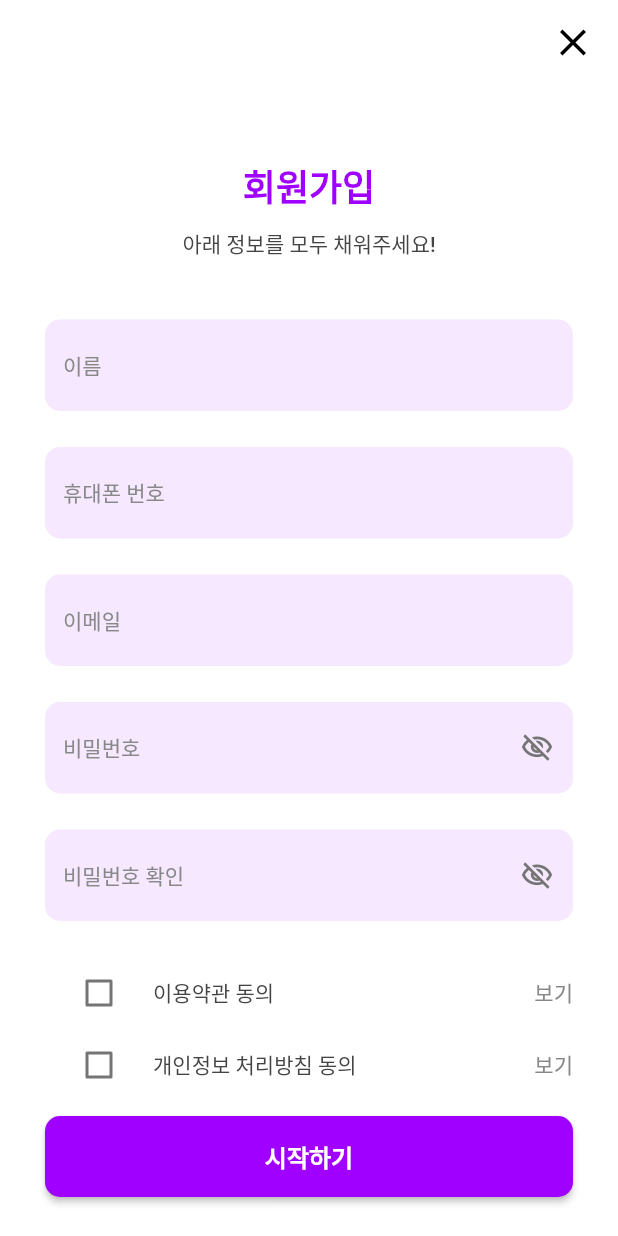
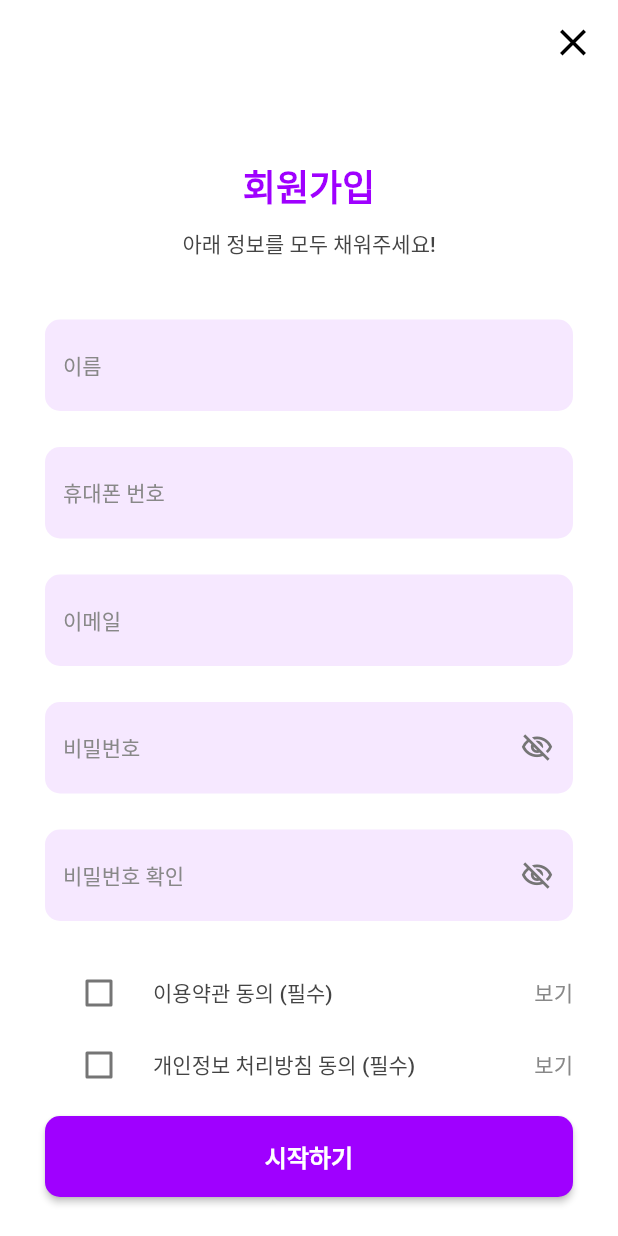
Before and after one commit to elliebae/pingpong4, a Flutter app: the screen it shows after launch, after a tap on "회원가입", on a phone screen of 412 x 824 dp. Run offline on Flutter 3.47's test engine with Material 2 defaults, Android fonts, the phone set to English and light mode, and no system bars; drawn by our look-alikes of auto_size_text; our stand-ins replace animated_splash_screen, built_collection, built_value, cloud_firestore, easy_debounce, firebase_analytics and 10 more; missing offline and left inert: json_path, onesignal_flutter; accounts and stored records are empty; generated files the repository leaves out were written again; Roboto replaces fonts that are missing (GmarketSans).

Commit message:
최종버전 (webhook 미포함)

```diff
--- a/lib/custom_code/actions/send_report_message.dart
+++ b/lib/custom_code/actions/send_report_message.dart
@@ -16,7 +16,7 @@ import 'package:http/http.dart' as http;
 Future<http.Response> sendReportMessage() async {
   return http.post(
     Uri.parse(
-        'https://hooks.slack.com/services/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'),
+        ''),
     headers: <String, String>{
       'Content-Type': 'application/json; charset=UTF-8',
     },
--- a/lib/custom_code/actions/send_slack_message.dart
+++ b/lib/custom_code/actions/send_slack_message.dart
@@ -16,7 +16,7 @@ import 'package:http/http.dart' as http;
 Future<http.Response> sendSlackMessage(String receiverPhoneNumber) async {
   return http.post(
     Uri.parse(
-        'https://hooks.slack.com/services/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'),
+        ''),
     headers: <String, String>{
       'Content-Type': 'application/json; charset=UTF-8',
     },
--- a/lib/main.dart
+++ b/lib/main.dart
@@ -13,24 +13,21 @@ import 'package:pingpong4/home_page/home_page_widget.dart';
 import 'flutter_flow/flutter_flow_theme.dart';
 
 import 'package:onesignal_flutter/onesignal_flutter.dart';
+import 'package:animated_splash_screen/animated_splash_screen.dart';
 
 void main() async {
   WidgetsFlutterBinding.ensureInitialized();
   await Firebase.initializeApp();
 
+  //Remove this method to stop OneSignal Debugging
   OneSignal.shared.setLogLevel(OSLogLevel.verbose, OSLogLevel.none);
 
   OneSignal.shared.setAppId("e5279be4-e90b-4cce-aa4d-c582afe89e57");
 
-// // The promptForPushNotificationsWithUserResponse function will show the iOS push notification prompt. We recommend removing the following code and instead using an In-App Message to prompt for notification permission
-//   OneSignal.shared.promptUserForPushNotificationPermission().then((accepted) {
-//     print("Accepted permission: $accepted");
-//   });
-
-  // OneSignal.shared.init("YOUR ONESIGNAL APP ID", iOSSettings: {
-  //   OSiOSSettings.autoPrompt: false,
-  //   OSiOSSettings.inAppLaunchUrl: false
-  // });
+// The promptForPushNotificationsWithUserResponse function will show the iOS push notification prompt. We recommend removing the following code and instead using an In-App Message to prompt for notification permission
+  OneSignal.shared.promptUserForPushNotificationPermission().then((accepted) {
+    print("Accepted permission: $accepted");
+  });
 
   runApp(MyApp());
 }
@@ -76,19 +73,14 @@ class _MyAppState extends State<MyApp> {
       ],
       supportedLocales: const [Locale('en', '')],
       theme: ThemeData(primarySwatch: Colors.blue),
-      home: initialUser == null || displaySplashImage
-          ? Container(
-              color: Colors.transparent,
-              child: Builder(
-                builder: (context) => Image.asset(
-                  'assets/images/splash_screen_v1.gif',
-                  fit: BoxFit.cover,
-                ),
-              ),
-            )
-          : currentUser.loggedIn
-              ? HomePageWidget()
-              : LandingPageWidget(),
+      home: AnimatedSplashScreen(
+        splash: Image.asset(
+          'assets/images/splash_screen_v1.gif',
+        ),
+        splashIconSize: double.maxFinite,
+        backgroundColor: Color(0x9F00FF),
+        nextScreen: currentUser.loggedIn ? HomePageWidget() : LandingPageWidget(),
+        )
     );
   }
 }
--- a/lib/signup/signup_widget.dart
+++ b/lib/signup/signup_widget.dart
@@ -428,7 +428,7 @@ class _SignupWidgetState extends State<SignupWidget> {
                         onChanged: (newValue) =>
                             setState(() => checkboxListTileValue1 = newValue),
                         title: Text(
-                          '이용약관 동의',
+                          '이용약관 동의 (필수)',
                           textAlign: TextAlign.start,
                           style: FlutterFlowTheme.bodyText1.override(
                             fontFamily: 'GmarketSans',
@@ -472,7 +472,7 @@ class _SignupWidgetState extends State<SignupWidget> {
                         onChanged: (newValue) =>
                             setState(() => checkboxListTileValue2 = newValue),
                         title: Text(
-                          '개인정보 처리방침 동의',
+                          '개인정보 처리방침 동의 (필수)',
                           textAlign: TextAlign.start,
                           style: FlutterFlowTheme.bodyText1.override(
                             fontFamily: 'GmarketSans',
```
Also changed, not shown: lib/components/send_ping_widget.dart (+18 -5 lines), pubspec.yaml (+7 -5 lines), lib/backend/schema/pingpong_record.g.dart, lib/backend/schema/serializers.g.dart, pubspec.lock, 22 other files.
